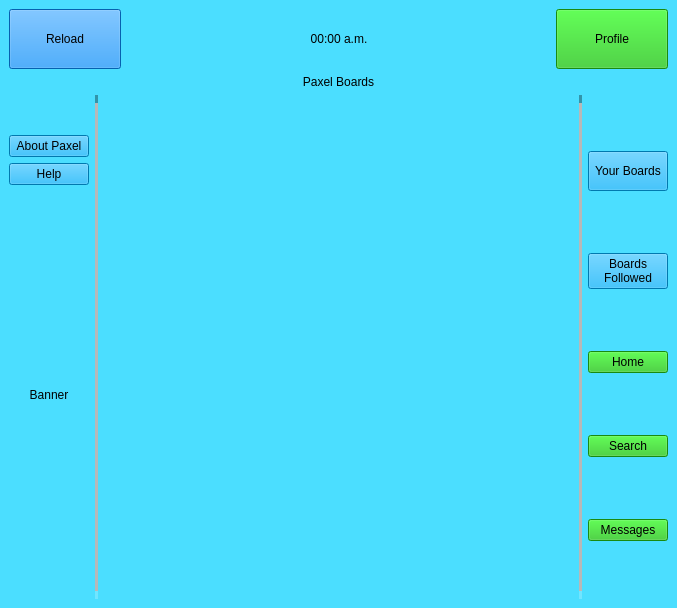
Old version of the form Paxel/homescreen.ui in the repository ClownKingWalrus/PAXEL.
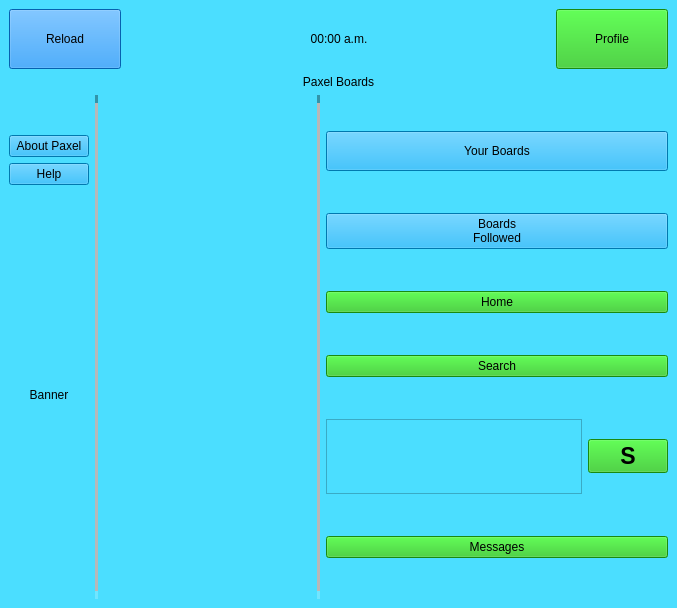
New version of the form.

Diff of the .ui file:
```diff
--- a/Paxel/homescreen.ui
+++ b/Paxel/homescreen.ui
@@ -144,7 +144,7 @@
             <rect>
              <x>0</x>
              <y>0</y>
-             <width>309</width>
+             <width>124</width>
              <height>496</height>
             </rect>
            </property>
@@ -267,6 +267,60 @@
           </property>
          </widget>
         </item>
+        <item>
+         <layout class="QHBoxLayout" name="SearchLayout">
+          <item>
+           <widget class="QPlainTextEdit" name="UserSearch">
+            <property name="sizePolicy">
+             <sizepolicy hsizetype="Expanding" vsizetype="Fixed">
+              <horstretch>0</horstretch>
+              <verstretch>0</verstretch>
+             </sizepolicy>
+            </property>
+            <property name="maximumSize">
+             <size>
+              <width>16777215</width>
+              <height>75</height>
+             </size>
+            </property>
+           </widget>
+          </item>
+          <item>
+           <widget class="QPushButton" name="Send">
+            <property name="sizePolicy">
+             <sizepolicy hsizetype="Minimum" vsizetype="Fixed">
+              <horstretch>0</horstretch>
+              <verstretch>0</verstretch>
+             </sizepolicy>
+            </property>
+            <property name="font">
+             <font>
+              <family>MS Sans Serif</family>
+              <pointsize>17</pointsize>
+              <italic>false</italic>
+              <bold>true</bold>
+             </font>
+            </property>
+            <property name="mouseTracking">
+             <bool>true</bool>
+            </property>
+            <property name="styleSheet">
+             <string notr="true">QPushButton { color: rgb(0, 0, 0);
+font:  700 17pt &quot;MS Sans Serif&quot;;
+background-color: rgb(35, 193, 24);
+}
+
+QPushButton:Hover {
+background-color: rgb(45, 203, 34);
+}</string>
+            </property>
+            <property name="text">
+             <string>S</string>
+            </property>
+           </widget>
+          </item>
+         </layout>
+        </item>
         <item>
          <widget class="QPushButton" name="messages_Button">
           <property name="mouseTracking">
```
